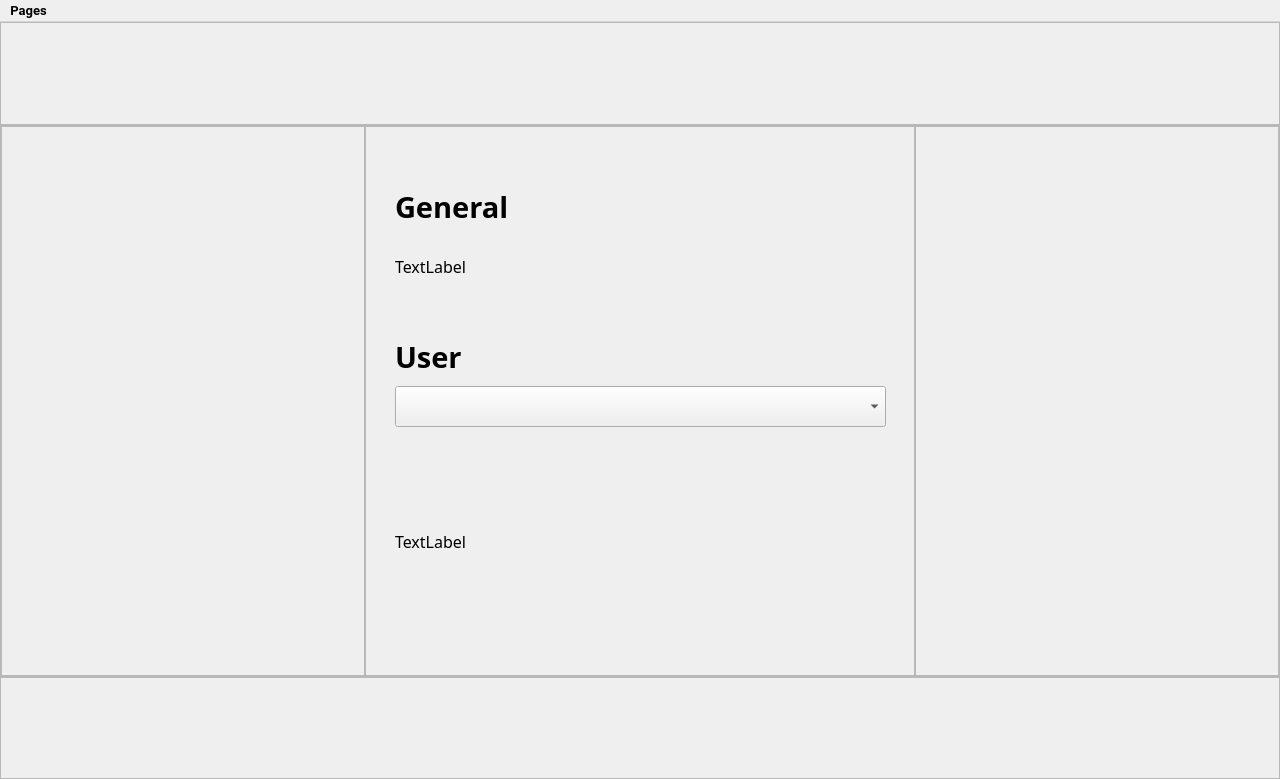
Before: the Qt Designer form style/interface.ui in Matheus-Gr/MoviesBala, drawn with Qt 5.
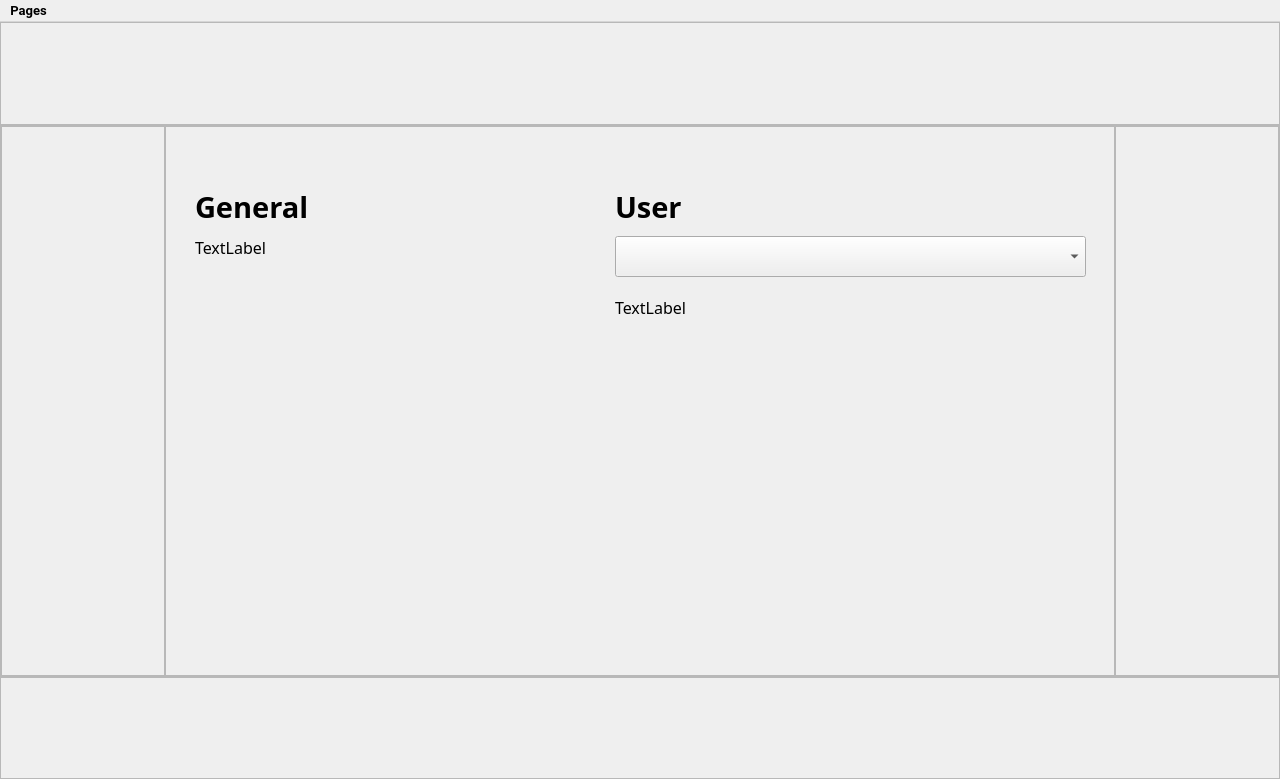
After: the same form once the commit is applied. The open tabs and pages were chosen to show the change. Icons and pictures are not drawn.

Diff of the .ui file:
```diff
--- a/style/interface.ui
+++ b/style/interface.ui
@@ -1775,13 +1775,13 @@
             <widget class="QFrame" name="frame_25">
              <property name="minimumSize">
               <size>
-               <width>550</width>
+               <width>950</width>
                <height>550</height>
               </size>
              </property>
              <property name="maximumSize">
               <size>
-               <width>550</width>
+               <width>950</width>
                <height>550</height>
               </size>
              </property>
@@ -1795,14 +1795,14 @@
               <property name="geometry">
                <rect>
                 <x>30</x>
-                <y>100</y>
-                <width>486</width>
-                <height>81</height>
+                <y>110</y>
+                <width>411</width>
+                <height>431</height>
                </rect>
               </property>
               <property name="minimumSize">
                <size>
-                <width>486</width>
+                <width>0</width>
                 <height>0</height>
                </size>
               </property>
@@ -1823,14 +1823,17 @@
               <property name="text">
                <string>TextLabel</string>
               </property>
+              <property name="alignment">
+               <set>Qt::AlignLeading|Qt::AlignLeft|Qt::AlignTop</set>
+              </property>
              </widget>
              <widget class="QLabel" name="usersStaticsLabel">
               <property name="geometry">
                <rect>
-                <x>30</x>
-                <y>320</y>
+                <x>450</x>
+                <y>170</y>
                 <width>486</width>
-                <height>191</height>
+                <height>371</height>
                </rect>
               </property>
               <property name="minimumSize">
@@ -1859,19 +1862,22 @@
               <property name="text">
                <string>TextLabel</string>
               </property>
+              <property name="alignment">
+               <set>Qt::AlignLeading|Qt::AlignLeft|Qt::AlignTop</set>
+              </property>
              </widget>
              <widget class="QComboBox" name="userStatistics">
               <property name="geometry">
                <rect>
-                <x>30</x>
-                <y>260</y>
-                <width>491</width>
+                <x>450</x>
+                <y>110</y>
+                <width>471</width>
                 <height>41</height>
                </rect>
               </property>
               <property name="minimumSize">
                <size>
-                <width>486</width>
+                <width>0</width>
                 <height>0</height>
                </size>
               </property>
@@ -1895,7 +1901,7 @@
                <rect>
                 <x>30</x>
                 <y>60</y>
-                <width>481</width>
+                <width>421</width>
                 <height>41</height>
                </rect>
               </property>
@@ -1914,8 +1920,8 @@
              <widget class="QLabel" name="label_6">
               <property name="geometry">
                <rect>
-                <x>30</x>
-                <y>210</y>
+                <x>450</x>
+                <y>60</y>
                 <width>481</width>
                 <height>41</height>
                </rect>
```
Left out of the diff: 4 changed lines with no effect on the pictures.
